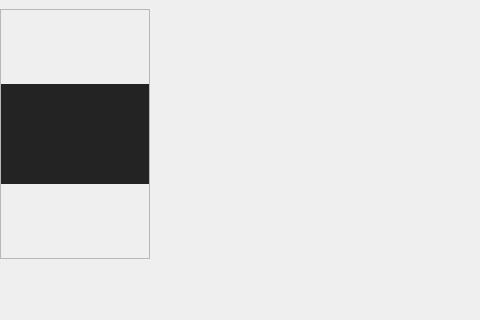
This is designer_ui/main_window.ui in Churkabesina/CompClubAppPlanshet as Qt 5 draws it before an edit; both pictures show x 0 to 480 and y 0 to 320 of the 1341 by 716 pixel window. The edited form follows.
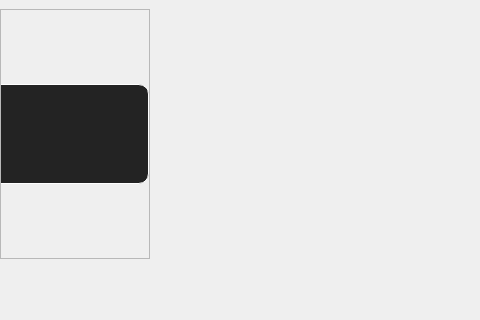
This is the edited form. Icons and pictures are not drawn.

```diff
--- a/designer_ui/main_window.ui
+++ b/designer_ui/main_window.ui
@@ -91,7 +91,12 @@
             </size>
            </property>
            <property name="styleSheet">
-            <string notr="true">border: 0px</string>
+            <string notr="true">border: 0px;
+border-top-right-radius: 10px;
+border-bottom-right-radius: 10px;
+border-top: 1px solid rgb(255, 255, 255);
+border-bottom: 1px solid rgb(255, 255, 255);
+border-right: 1px solid rgb(255, 255, 255);</string>
            </property>
            <property name="text">
             <string/>
```
Left out of the diff: 3 changed lines with no effect on the pictures.
